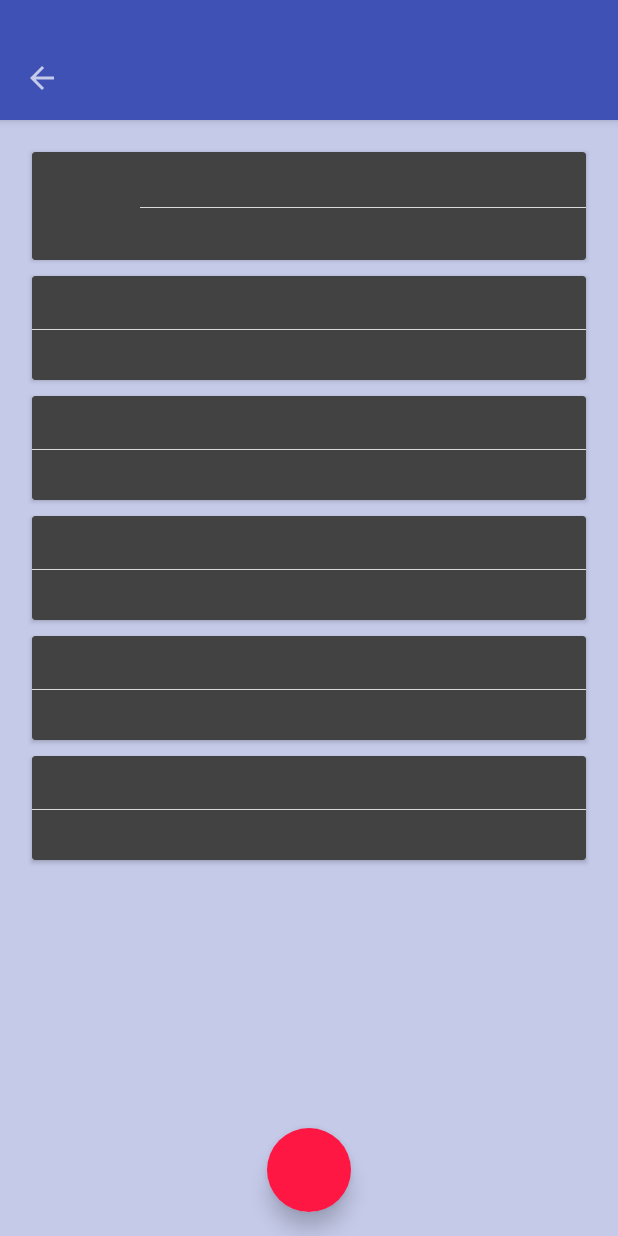
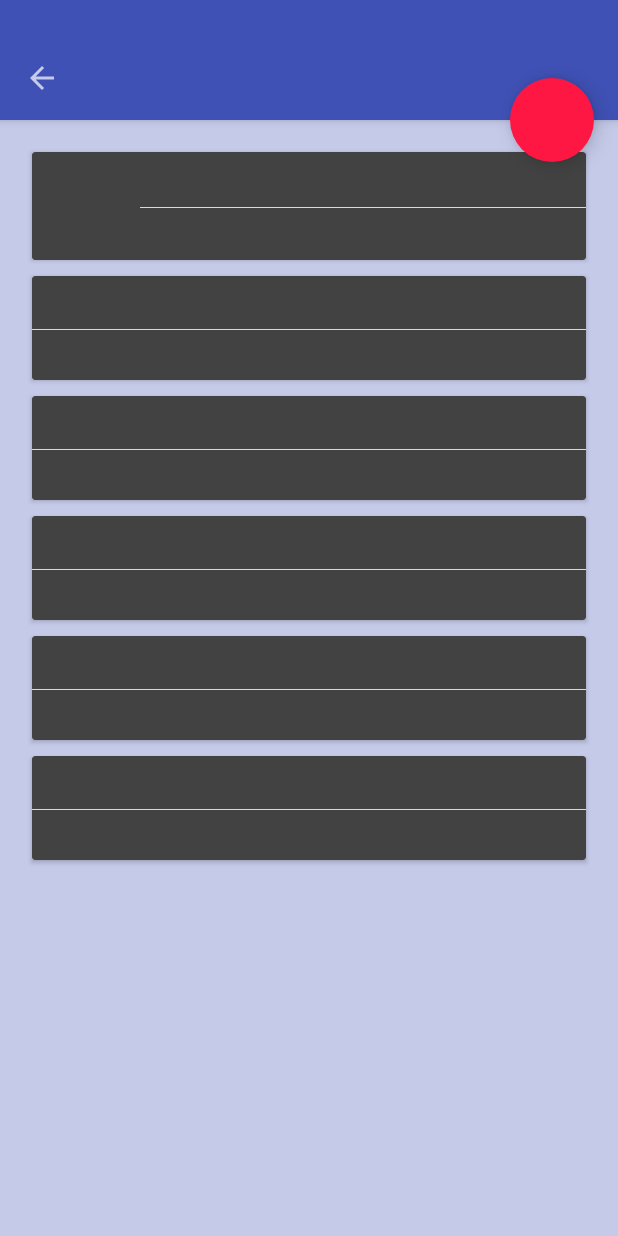
Before and after one commit to Stenbergroom/Keepra, an Android app: the DetailActivity screen opened directly, with no data from a screen before it, on a phone screen of 412 x 824 dp. Run offline under Robolectric (Android 15) with nearby library versions, the phone set to English and light mode, and no system bars; libraries missing offline, so code that uses them is left out: com.mikepenz.iconics, com.nispok.snackbar; 1 statement that could not run was skipped.

Commit message:
app structure

```diff
--- a/Keepra/app/src/main/java/com/stenbergroom/keepra/app/MainActivity.java
+++ b/Keepra/app/src/main/java/com/stenbergroom/keepra/app/MainActivity.java
@@ -49,10 +49,6 @@ public class MainActivity extends ActionBarActivity {
     protected void onCreate(Bundle savedInstanceState) {
         super.onCreate(savedInstanceState);
         setContentView(R.layout.activity_main);
-
-        /////////////////////////////////////////////////////////////////////////////////////////
-
-        /////////////////////////////////////////////////////////////////////////////////////////
 
         Log.d(LOG_TAG, " - MainActivity.onCreate");
 
--- a/Keepra/app/src/main/java/com/stenbergroom/keepra/app/Utils.java
+++ b/Keepra/app/src/main/java/com/stenbergroom/keepra/app/Utils.java
@@ -20,8 +20,6 @@ public class Utils {
         w.setEnterTransition(ex);
     }*/
 
-    private static final String LOG_TAG = "LOG_TAG";
-
     public static void configureFab(View fabButton){
         if(Build.VERSION.SDK_INT >= Build.VERSION_CODES.LOLLIPOP){
             fabButton.setOutlineProvider(new ViewOutlineProvider() {
--- a/Keepra/app/src/main/res/layout/activity_detail.xml
+++ b/Keepra/app/src/main/res/layout/activity_detail.xml
@@ -67,14 +67,15 @@
             android:layout_width="@dimen/fab_size"
             android:layout_height="@dimen/fab_size"
             android:transitionName="fab"
-            android:layout_marginEnd="@dimen/activity_horizontal_margin"
-            android:layout_marginRight="@dimen/activity_horizontal_margin"
-            android:layout_marginBottom="@dimen/activity_vertical_margin"
             android:background="@drawable/button_round"
             android:stateListAnimator="@anim/fab_anim"
             android:elevation="8dp"
             android:padding="14dp"
             android:scaleType="fitCenter"
-            android:layout_centerHorizontal="true"
-            android:layout_alignParentBottom="true"/>
+                android:layout_marginEnd="@dimen/activity_horizontal_margin"
+        android:layout_marginRight="@dimen/activity_horizontal_margin"
+        android:layout_below="@+id/toolbar"
+        android:layout_marginTop="-28dp"
+        android:layout_alignParentEnd="true"
+        android:layout_alignParentRight="true"/>
 </RelativeLayout>
--- a/Keepra/app/src/main/res/transition/circular_reveal.xml
+++ /dev/null
@@ -1,5 +0,0 @@
-<?xml version="1.0" encoding="utf-8"?>
-
-<transitionSet xmlns:android="http://schemas.android.com/apk/res/android">
-    <explode/>
-</transitionSet>
--- a/Keepra/app/src/main/res/transition/move_resize_image.xml
+++ /dev/null
@@ -1,6 +0,0 @@
-<?xml version="1.0" encoding="utf-8"?>
-
-<transitionSet xmlns:android="http://schemas.android.com/apk/res/android">
-    <moveImage/>
-    <changeBounds/>
-</transitionSet>
```
Also changed, not shown: Keepra/app/src/main/res/layout/activity_main.xml (+4 -3 lines).
